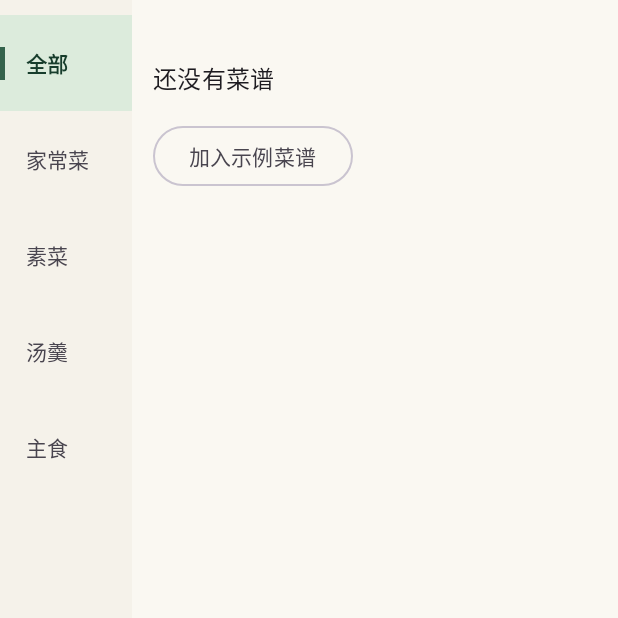
After one commit to dong-frank/COOKX, an Android app built with Jetpack Compose: the composable RecipeBrowser called with empty values, on a phone screen of 412 x 824 dp, the top half of it. The commit adds this screen. Run offline under Robolectric (Android 15) with nearby library versions, the phone set to English and light mode, and no system bars.

Commit message:
feat: simplify recipe home into categorized image-and-name menu

```diff
--- /dev/null
+++ b/app/src/main/kotlin/com/cookx/app/ui/RecipeBrowser.kt
@@ -0,0 +1,79 @@
+package com.cookx.app.ui
+
+import androidx.compose.foundation.Image
+import androidx.compose.foundation.background
+import androidx.compose.foundation.clickable
+import androidx.compose.foundation.layout.*
+import androidx.compose.foundation.lazy.LazyColumn
+import androidx.compose.foundation.lazy.items
+import androidx.compose.foundation.lazy.rememberLazyListState
+import androidx.compose.foundation.selection.selectable
+import androidx.compose.foundation.shape.RoundedCornerShape
+import androidx.compose.material3.*
+import androidx.compose.runtime.*
+import androidx.compose.runtime.saveable.rememberSaveable
+import androidx.compose.ui.Alignment
+import androidx.compose.ui.Modifier
+import androidx.compose.ui.draw.clip
+import androidx.compose.ui.layout.ContentScale
+import androidx.compose.ui.res.painterResource
+import androidx.compose.ui.semantics.Role
+import androidx.compose.ui.platform.testTag
+import androidx.compose.ui.text.font.FontWeight
+import androidx.compose.ui.unit.dp
+import com.cookx.app.R
+import com.cookx.app.domain.Recipe
+
+/** Ordering-menu layout: independent category rail and an image/name-only recipe list. */
+@Composable internal fun RecipeBrowser(recipes: List<Recipe>, busy: Boolean,
+    examples: () -> Unit, open: (String) -> Unit) {
+    val categories = (listOf("全部", "家常菜", "素菜", "汤羹", "主食") + recipes.map { it.category }).distinct()
+    var selected by rememberSaveable { mutableStateOf("全部") }
+    val active = selected.takeIf { it in categories } ?: "全部"
+    val visible = if (active == "全部") recipes else recipes.filter { it.category == active }
+    val listState = rememberLazyListState()
+    LaunchedEffect(active) { listState.scrollToItem(0) }
+    Row(Modifier.fillMaxSize()) {
+        LazyColumn(Modifier.width(88.dp).fillMaxHeight().background(MaterialTheme.colorScheme.surfaceContainerLow)
+            .testTag("recipeCategories"), contentPadding = PaddingValues(vertical = 10.dp)) {
+            items(categories, key = { it }) { category ->
+                val isSelected = category == active
+                Row(Modifier.fillMaxWidth().heightIn(min = 64.dp)
+                    .background(if (isSelected) MaterialTheme.colorScheme.primaryContainer else MaterialTheme.colorScheme.surfaceContainerLow)
+                    .selectable(selected = isSelected, role = Role.Tab, onClick = { selected = category }),
+                    verticalAlignment = Alignment.CenterVertically) {
+                    Box(Modifier.width(3.dp).height(22.dp).background(
+                        if (isSelected) MaterialTheme.colorScheme.primary else MaterialTheme.colorScheme.surfaceContainerLow))
+                    Text(category, Modifier.padding(horizontal = 14.dp, vertical = 16.dp),
+                        style = MaterialTheme.typography.labelLarge,
+                        fontWeight = if (isSelected) FontWeight.Bold else FontWeight.Normal,
+                        color = if (isSelected) MaterialTheme.colorScheme.onPrimaryContainer else MaterialTheme.colorScheme.onSurfaceVariant)
+                }
+            }
+        }
+        LazyColumn(Modifier.weight(1f).fillMaxHeight().testTag("recipeList"), state = listState,
+            contentPadding = PaddingValues(horizontal = 14.dp, vertical = 12.dp),
+            verticalArrangement = Arrangement.spacedBy(12.dp)) {
+            if (visible.isEmpty()) item {
+                Column(Modifier.fillMaxWidth().padding(vertical = 28.dp), verticalArrangement = Arrangement.spacedBy(16.dp)) {
+                    Text(if (recipes.isEmpty()) "还没有菜谱" else "这个分类还没有菜谱", style = MaterialTheme.typography.titleMedium)
+                    if (recipes.isEmpty()) OutlinedButton(onClick = examples, enabled = !busy) { Text("加入示例菜谱") }
+                }
+            }
+            items(visible, key = { it.id }) { recipe ->
+                Row(Modifier.fillMaxWidth().clip(RoundedCornerShape(16.dp))
+                    .clickable(role = Role.Button, onClick = { open(recipe.id) }).padding(vertical = 8.dp),
+                    verticalAlignment = Alignment.CenterVertically) {
+                    Image(painterResource(when (recipe.id) {
+                        "example-tomato-eggs" -> R.drawable.recipe_tomato_eggs
+                        "example-mushrooms" -> R.drawable.recipe_mushrooms
+                        else -> R.drawable.recipe_placeholder
+                    }), contentDescription = null,
+                        modifier = Modifier.size(96.dp).clip(RoundedCornerShape(14.dp)), contentScale = ContentScale.Crop)
+                    Text(recipe.name, modifier = Modifier.weight(1f).padding(start = 14.dp, end = 2.dp),
+                        style = MaterialTheme.typography.titleMedium, fontWeight = FontWeight.SemiBold)
+                }
+            }
+        }
+    }
+}
--- /dev/null
+++ b/app/src/main/res/drawable/recipe_mushrooms.xml
@@ -0,0 +1,19 @@
+<vector xmlns:android="http://schemas.android.com/apk/res/android" android:width="160dp" android:height="160dp" android:viewportWidth="160" android:viewportHeight="160">
+<path android:fillColor="#EEE7D9" android:pathData="M0,0h160v160h-160z"/>
+<path android:fillColor="#D8D0C0" android:pathData="M16,83a64,61 0,1 0,128 0a64,61 0,1 0,-128 0"/>
+<path android:fillColor="#FFFCF5" android:pathData="M16,78a64,61 0,1 0,128 0a64,61 0,1 0,-128 0"/>
+<path android:fillColor="#F0EDDF" android:pathData="M28,78a52,49 0,1 0,104 0a52,49 0,1 0,-104 0"/>
+<path android:fillColor="#B49371" android:pathData="M35,54Q34,35 50,35Q66,35 65,54L54,57L56,69L45,69L47,57z"/>
+<path android:fillColor="#E9DBC3" android:pathData="M39,51Q41,39 50,39Q61,39 61,51L51,54L53,65L49,65L49,54z"/>
+<path android:fillColor="#B49371" android:pathData="M76,48Q75,29 91,29Q107,29 106,48L95,51L97,63L86,63L88,51z"/>
+<path android:fillColor="#E9DBC3" android:pathData="M80,45Q82,33 91,33Q102,33 102,45L92,48L94,59L90,59L90,48z"/>
+<path android:fillColor="#B49371" android:pathData="M62,83Q61,64 77,64Q93,64 92,83L81,86L83,98L72,98L74,86z"/>
+<path android:fillColor="#E9DBC3" android:pathData="M66,80Q68,68 77,68Q88,68 88,80L78,83L80,94L76,94L76,83z"/>
+<path android:fillColor="#B49371" android:pathData="M26,93Q25,74 41,74Q57,74 56,93L45,96L47,108L36,108L38,96z"/>
+<path android:fillColor="#E9DBC3" android:pathData="M30,90Q32,78 41,78Q52,78 52,90L42,93L44,104L40,104L40,93z"/>
+<path android:fillColor="#B49371" android:pathData="M91,88Q90,69 106,69Q122,69 121,88L110,91L112,103L101,103L103,91z"/>
+<path android:fillColor="#E9DBC3" android:pathData="M95,85Q97,73 106,73Q117,73 117,85L107,88L109,99L105,99L105,88z"/>
+<path android:fillColor="#B49371" android:pathData="M71,112Q70,93 86,93Q102,93 101,112L90,115L92,127L81,127L83,115z"/>
+<path android:fillColor="#E9DBC3" android:pathData="M75,109Q77,97 86,97Q97,97 97,109L87,112L89,123L85,123L85,112z"/>
+<path android:fillColor="#52794C" android:pathData="M52,78l14,-7 3,5 -14,7z M97,111l15,-8 3,5 -15,8z M33,64l8,-5 3,5 -8,5z"/>
+</vector>
--- /dev/null
+++ b/app/src/main/res/drawable/recipe_placeholder.xml
@@ -0,0 +1,9 @@
+<vector xmlns:android="http://schemas.android.com/apk/res/android" android:width="160dp" android:height="160dp" android:viewportWidth="160" android:viewportHeight="160">
+<path android:fillColor="#EEE7D9" android:pathData="M0,0h160v160h-160z"/>
+<path android:fillColor="#D8D0C0" android:pathData="M16,83a64,61 0,1 0,128 0a64,61 0,1 0,-128 0"/>
+<path android:fillColor="#FFFCF5" android:pathData="M16,78a64,61 0,1 0,128 0a64,61 0,1 0,-128 0"/>
+<path android:fillColor="#F0EDDF" android:pathData="M28,78a52,49 0,1 0,104 0a52,49 0,1 0,-104 0"/>
+<path android:fillColor="#70925F" android:pathData="M40,69Q35,42 59,44Q74,47 81,77Q91,40 114,51Q132,66 104,88Q127,107 102,119Q80,126 74,95Q53,124 39,107Q24,91 61,81z"/>
+<path android:strokeColor="#D9E6C3" android:strokeWidth="3" android:fillColor="#00000000" android:pathData="M46,52L80,94 M113,59L77,94 M44,103L77,85 M103,111L81,92"/>
+
+</vector>
--- /dev/null
+++ b/app/src/main/res/drawable/recipe_tomato_eggs.xml
@@ -0,0 +1,11 @@
+<vector xmlns:android="http://schemas.android.com/apk/res/android" android:width="160dp" android:height="160dp" android:viewportWidth="160" android:viewportHeight="160">
+<path android:fillColor="#EEE7D9" android:pathData="M0,0h160v160h-160z"/>
+<path android:fillColor="#D8D0C0" android:pathData="M16,83a64,61 0,1 0,128 0a64,61 0,1 0,-128 0"/>
+<path android:fillColor="#FFFCF5" android:pathData="M16,78a64,61 0,1 0,128 0a64,61 0,1 0,-128 0"/>
+<path android:fillColor="#F0EDDF" android:pathData="M28,78a52,49 0,1 0,104 0a52,49 0,1 0,-104 0"/>
+<path android:fillColor="#EDC64E" android:pathData="M40,58L65,42 84,54 74,77 48,79z M87,42L114,51 122,72 97,81 79,65z M57,85L82,76 103,91 94,115 64,117 42,102z"/>
+<path android:fillColor="#D45B3F" android:pathData="M35,75Q34,50 60,53L68,73 48,88z M85,73L110,66Q133,82 114,101L93,94z M52,111L65,90 84,101 79,124z"/>
+<path android:fillColor="#EF8B60" android:pathData="M40,70L54,60 60,72 47,80z M102,76L117,81 112,92 101,88z"/>
+<path android:fillColor="#4E7A47" android:pathData="M60,44l16,6 -3,5 -16,-6z M99,105l13,5 -3,6 -13,-5z M39,93l14,-4 2,5 -14,5z M85,57l12,-8 3,5 -12,8z"/>
+
+</vector>
```
Also changed, not shown: app/src/main/kotlin/com/cookx/app/domain/Models.kt (+5 -4 lines), app/src/main/kotlin/com/cookx/app/ui/CookxApp.kt (+24 -44 lines), 7 other files.
